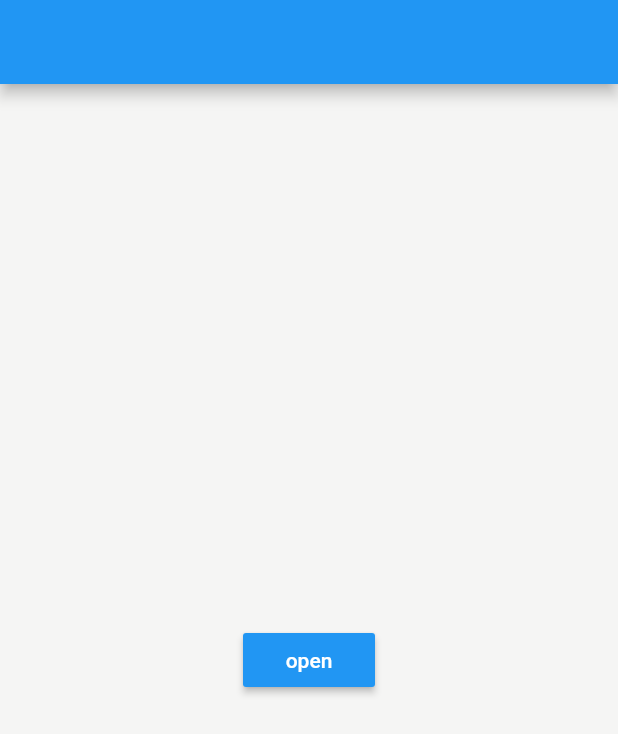
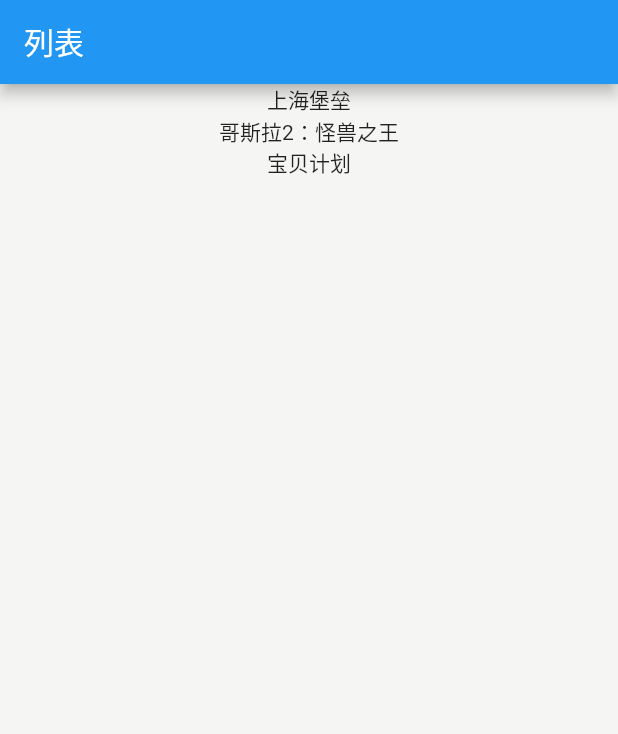
Before and after one commit to cdnbye/flutter-p2p-engine, a Flutter app: the screen it shows after launch, on a phone screen of 412 x 824 dp. Shown: the top 734 px of the screen. Run offline on Flutter 3.47's test engine with Material 2 defaults, Android fonts, the light colour scheme and no system bars; our stand-ins replace video_player.

Commit message:
添加了首页列表

```diff
--- /dev/null
+++ b/example/lib/global/cdnByeListener.dart
@@ -0,0 +1,20 @@
+import 'package:flutter/cupertino.dart';
+
+class CdnByeListener {
+  // 工厂模式
+  factory CdnByeListener() => _getInstance();
+  static CdnByeListener get instance => _getInstance();
+  static CdnByeListener _instance;
+  CdnByeListener._internal() {
+    // 初始化
+    videoInfo = ValueNotifier({});
+  }
+  static CdnByeListener _getInstance() {
+    if (_instance == null) {
+      _instance = CdnByeListener._internal();
+    }
+    return _instance;
+  }
+
+  ValueNotifier<Map> videoInfo;
+}
--- a/example/lib/main.dart
+++ b/example/lib/main.dart
@@ -1,5 +1,8 @@
-import 'package:cdnbye_example/pages/customVideoPage.dart';
+import 'package:cdnbye_example/global/cdnByeListener.dart';
+import 'package:cdnbye_example/pages/videoList.dart';
+import 'package:cdnbye_example/pages/videoPage.dart';
 import 'package:flutter/material.dart';
+import 'package:cdnbye/cdnbye.dart';
 
 void main() => runApp(MyApp());
 
@@ -9,10 +12,21 @@
 }
 
 class _MyAppState extends State<MyApp> {
-  String _platformVersion = 'Unknown';
-
   @override
   void initState() {
+    // 初始化
+    Future.delayed(Duration.zero).then((_) async {
+      Cdnbye.init(
+        'free',
+        config: P2pConfig(
+          logLevel: P2pLogLevel.none,
+        ),
+        infoListener: (Map info) {
+          // 写入消息
+          CdnByeListener().videoInfo.value = info;
+        },
+      );
+    });
     super.initState();
   }
 
@@ -23,7 +37,7 @@
       theme: ThemeData(
         scaffoldBackgroundColor: Color(0xFFf5f5f4),
       ),
-      home: HomePage(),
+      home: VideoList(),
     );
   }
 }
@@ -46,7 +60,7 @@
           ),
           onPressed: () {
             Navigator.of(context).push(MaterialPageRoute(builder: (context) {
-              return CustomVideoPlayerPage();
+              return VideoPage();
             }));
           },
         ),
--- /dev/null
+++ b/example/lib/pages/videoList.dart
@@ -0,0 +1,82 @@
+import 'package:cdnbye_example/views/tapped.dart';
+import 'package:flutter/material.dart';
+
+class VideoList extends StatefulWidget {
+  @override
+  _VideoListState createState() => _VideoListState();
+}
+
+class _VideoListState extends State<VideoList> {
+  List<VideoResource> _list = [
+    VideoResource(
+      title: '上海堡垒',
+      description:
+          '未来世界外星黑暗势力突袭地球，上海成为了人类最后的希望。大学生江洋（鹿晗饰）追随女指挥官林澜（舒淇饰）进入了上海堡垒成为一名指挥员。外星势力不断发动猛烈袭击，林澜受命保护击退外星人的秘密武器，江洋和几个好友所在的灰鹰小队则要迎战外星侵略者，保卫人类的最后一战最终在上海打响……',
+      url:
+          'http://cn1.ruioushang.com/hls/20190824/6bbb04d6e14df9b331cf88409a8846c6/1566615719/index.m3u8',
+    ),
+    VideoResource(
+      title: '哥斯拉2：怪兽之王',
+      description:
+          '随着《哥斯拉》和《金刚：骷髅岛》在全球范围内取得成功，传奇影业和华纳兄弟影业联手开启了怪兽宇宙系列电影的新篇章—一部史诗级动作冒险巨制。在这部电影中，哥斯拉将和众多大家在流行文化中所熟知的怪兽展开较量。全新故事中，研究神秘动物学的机构“帝王组织”将勇敢直面巨型怪兽，其中强大的哥斯拉也将和魔斯拉、拉顿和它的死对头——三头王者基多拉展开激烈对抗。当这些只存在于传说里的超级生物再度崛起时，它们将展开王者争霸，人类的命运岌岌可危……',
+      url:
+          'http://cn4.download05.com/hls/20190727/0248d8f0033b991444d671fea2a42c57/1564205511/index.m3u8',
+    ),
+    VideoResource(
+      title: '宝贝计划',
+      description:
+          '故事围绕一个刚出生的宝宝开始。人字拖（成龙 饰）虽有不凡的身手，可是终日沉迷赌博毫无人生目标，便与包租公（许冠文 饰）、八达通（古天乐 饰）一起爆窃，干着偷偷摸摸的犯罪事。城中女富豪（余安安 饰）唯一的孙子出生后，包租公受不了金钱的诱惑，答应把宝宝偷给黑帮老大，以证明BB是否自 己死去的儿子与前女友的孩子。 　　成功偷得孩子后，一连串发生的事情，使人字拖及八达通改变了自己的人生观念。人字拖开始关心家人，八达通也看到了自己老婆（蔡卓妍 饰）的不易，开始重新做人。 在包租公及黑势利的威胁下，他们还是要把偷来的BB交出来，到底又会发生些什么事，故事有会否大团圆结局呢？',
+      url:
+          'http://cn5.download05.com/hls/20190812/359ffef3ec383b63ec806d20d1ed09a5/1565605515/index.m3u8',
+    ),
+  ];
+
+  @override
+  Widget build(BuildContext context) {
+    return Scaffold(
+      appBar: AppBar(
+        title: Text('列表'),
+      ),
+      body: ListView.builder(
+        itemCount: _list.length,
+        itemBuilder: (BuildContext context, int index) {
+          return VideoResourceRow(resource: _list[index]);
+        },
+      ),
+    );
+  }
+}
+
+class VideoResourceRow extends StatelessWidget {
+  final VideoResource resource;
+  const VideoResourceRow({
+    Key key,
+    this.resource,
+  }) : super(key: key);
+  @override
+  Widget build(BuildContext context) {
+    return Tapped(
+      child: Column(
+        children: <Widget>[
+          Text(resource.title),
+        ],
+      ),
+    );
+  }
+}
+
+class VideoResource {
+  final String url;
+  final bool isLive;
+  final String title;
+  final String description;
+  final String image;
+
+  VideoResource({
+    this.url: '',
+    this.isLive: false,
+    this.title: '',
+    this.description: '',
+    this.image: '',
+  });
+}
--- a/example/lib/views/videoPlayer.dart
+++ b/example/lib/views/videoPlayer.dart
@@ -92,6 +92,7 @@
                   color: Colors.white,
                 ),
               ),
+              // TODO: 完成全屏功能
             ),
           ],
         ),
```
Also changed, not shown: example/lib/pages/videoPage.dart (renamed from example/lib/pages/customVideoPage.dart, +34 -33 lines), example/lib/pages/homePage.dart (deleted), 1 other file.
